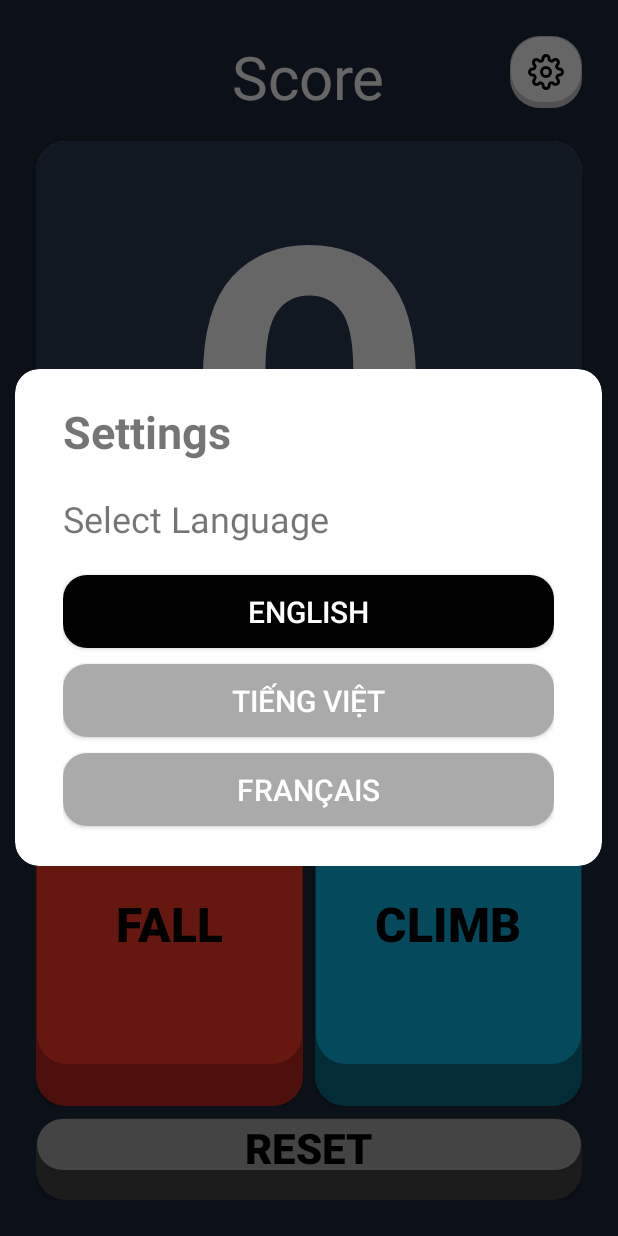
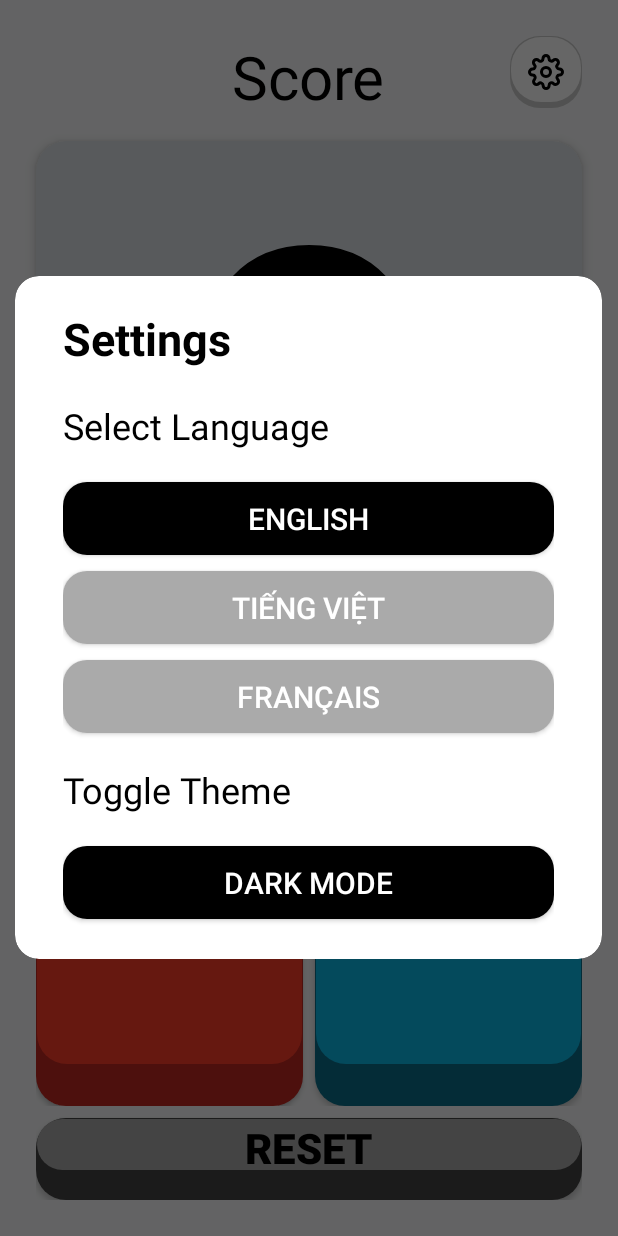
Before and after one commit to Levironexe/ClimbingCounter, an Android app built with Jetpack Compose: the screen it shows after launch (MainActivity), after a tap on an icon or button, on a phone screen of 412 x 824 dp. Run offline under Robolectric (Android 15) with nearby library versions, the phone set to English and light mode, and no system bars.

Commit message:
Second commit

```diff
--- a/app/build.gradle.kts
+++ b/app/build.gradle.kts
@@ -40,6 +40,8 @@ android {
 }
 
 dependencies {
+    implementation ("com.google.android.material:material:1.11.0")
+    implementation ("androidx.appcompat:appcompat:1.6.1")
     implementation("androidx.cardview:cardview:1.0.0")
     implementation("androidx.constraintlayout:constraintlayout:2.2.0")
     implementation(libs.androidx.core.ktx)
--- a/app/src/main/AndroidManifest.xml
+++ b/app/src/main/AndroidManifest.xml
@@ -10,13 +10,13 @@
         android:label="@string/app_name"
         android:roundIcon="@mipmap/ic_launcher_round"
         android:supportsRtl="true"
-        android:theme="@style/Theme.ClimbingCounter"
+        android:theme="@style/Theme.ClimbingCounter_light"
         tools:targetApi="31">
         <activity
             android:name=".MainActivity"
             android:exported="true"
             android:label="@string/app_name"
-            android:theme="@style/Theme.ClimbingCounter">
+            android:theme="@style/Theme.ClimbingCounter_light">
             <intent-filter>
                 <action android:name="android.intent.action.MAIN" />
 
--- a/app/src/main/java/com/example/climbingcounter/ButtonState.kt
+++ b/app/src/main/java/com/example/climbingcounter/ButtonState.kt
@@ -2,10 +2,12 @@ package com.example.climbingcounter
 
 import android.app.Notification
 import androidx.compose.ui.graphics.Color
+import androidx.core.content.ContextCompat
+import android.content.Context
 
 data class ButtonState (
     val score: String = "0",
-    val scoreColor: Color = Color.White,
+    val scoreColor: Color = Color.Black,
     val hold: String = "0",
     val isFallen: Boolean = false,
     val notification: String = ""
--- a/app/src/main/java/com/example/climbingcounter/DialogFeature.kt
+++ b/app/src/main/java/com/example/climbingcounter/DialogFeature.kt
@@ -20,6 +20,7 @@ object DialogHelper {
 
         val titleView = TextView(context).apply {
             text = currentStrings.dialogTitle
+            setTextColor(ContextCompat.getColor(context, android.R.color.black))
             setTextSize(TypedValue.COMPLEX_UNIT_SP, 30f)
             typeface = Typeface.DEFAULT_BOLD
             setPadding(48, 32, 48, 16)
--- a/app/src/main/java/com/example/climbingcounter/SettingDialog.kt
+++ b/app/src/main/java/com/example/climbingcounter/SettingDialog.kt
@@ -1,5 +1,6 @@
 package com.example.climbingcounter
 
+import android.app.Activity
 import android.app.AlertDialog
 import android.content.Context
 import android.graphics.Typeface
@@ -8,6 +9,7 @@ import android.widget.Button
 import android.widget.LinearLayout
 import android.widget.TextView
 import androidx.core.content.ContextCompat
+import androidx.appcompat.app.AppCompatDelegate
 
 object SettingDialog {
     private var currentDialog: AlertDialog? = null
@@ -19,6 +21,7 @@ object SettingDialog {
         // Create title TextView
         val titleView = TextView(context).apply {
             text = "Settings"
+            setTextColor(ContextCompat.getColor(context, android.R.color.black))
             setTextSize(TypedValue.COMPLEX_UNIT_SP, 30f)
             typeface = Typeface.DEFAULT_BOLD
             setPadding(48, 32, 48, 16)
@@ -33,6 +36,7 @@ object SettingDialog {
         // Add "Select Language" label
         container.addView(TextView(context).apply {
             text = "Select Language"
+            setTextColor(ContextCompat.getColor(context, android.R.color.black))
             setTextSize(TypedValue.COMPLEX_UNIT_SP, 24f)
             typeface = Typeface.DEFAULT  // Changed from DEFAULT_MEDIUM to DEFAULT
             setPadding(0, 0, 0, 24)
@@ -79,5 +83,38 @@ object SettingDialog {
 
         currentDialog?.show()
         currentDialog?.window?.setBackgroundDrawableResource(R.drawable.rounded_dialog)
+
+
+        // Func to change theme
+        val themeSwitch = TextView(context).apply {
+            text = "Toggle Theme"
+            setTextColor(ContextCompat.getColor(context, android.R.color.black))
+            setTextSize(TypedValue.COMPLEX_UNIT_SP, 24f)
+            typeface = Typeface.DEFAULT
+            setPadding(0, 24, 0, 24)
+        }
+        container.addView(themeSwitch)
+
+        val themeButton = Button(context).apply {
+            text = if (ThemeManager.isDarkMode(context)) "Light Mode" else "Dark Mode"
+            setTextSize(TypedValue.COMPLEX_UNIT_SP, 20f)
+            layoutParams = LinearLayout.LayoutParams(
+                LinearLayout.LayoutParams.MATCH_PARENT,
+                LinearLayout.LayoutParams.WRAP_CONTENT
+            ).apply {
+                setMargins(0, 8, 0, 8)
+            }
+            setBackgroundResource(R.drawable.rounded_dialog_button)
+            setTextColor(ContextCompat.getColor(context, android.R.color.white))
+            setPadding(32, 16, 32, 16)
+
+            setOnClickListener {
+                val newDarkMode = !ThemeManager.isDarkMode(context)
+                ThemeManager.setDarkMode(context, newDarkMode)
+                (context as Activity).recreate()
+                currentDialog?.dismiss()
+            }
+        }
+        container.addView(themeButton)
     }
 }
--- /dev/null
+++ b/app/src/main/java/com/example/climbingcounter/ThemeManager.kt
@@ -0,0 +1,28 @@
+package com.example.climbingcounter
+
+import android.content.Context
+import android.util.Log
+
+object ThemeManager {
+    private const val PREF_NAME = "theme_pref"
+    private const val KEY_IS_DARK_MODE = "is_dark_mode"
+
+    fun setDarkMode(context: Context, isDarkMode: Boolean) {
+        val sharedPrefs = context.getSharedPreferences(PREF_NAME, Context.MODE_PRIVATE)
+        sharedPrefs.edit().putBoolean(KEY_IS_DARK_MODE, isDarkMode).apply()
+
+        if (isDarkMode) {
+            context.setTheme(R.style.Theme_ClimbingCounter_dark)
+        } else {
+            context.setTheme(R.style.Theme_ClimbingCounter_light)
+        }
+
+        // Log the theme change
+        Log.d("ThemeManager", "Theme changed to: ${if (isDarkMode) "Dark" else "Light"} mode")
+    }
+
+    fun isDarkMode(context: Context): Boolean {
+        val sharedPrefs = context.getSharedPreferences(PREF_NAME, Context.MODE_PRIVATE)
+        return sharedPrefs.getBoolean(KEY_IS_DARK_MODE, false)
+    }
+}
--- a/app/src/main/java/com/example/climbingcounter/ui/theme/Color.kt
+++ b/app/src/main/java/com/example/climbingcounter/ui/theme/Color.kt
@@ -14,9 +14,3 @@ val Pink40 = Color(0xFF7D5260)
 val MainGreen = Color(0xFF21C117)
 val MainBlue = Color(0xFF009EFF)
 val MainRed = Color(0xFFFF0F00)
-val bgcolor = Color(0xFF1E293B)
-val lighterbgcolor = Color(0xFF2A3B53)
-
-//Custom color Buttons
-val NeonRed = Color(0xFFFF3C28)
-val NeonBlue = Color(0xFF0AB9E6)
--- /dev/null
+++ b/app/src/main/res/animator/theme_morph.xml
@@ -0,0 +1,4 @@
+<?xml version="1.0" encoding="utf-8"?>
+<set xmlns:android="http://schemas.android.com/apk/res/android">
+
+</set>
--- a/app/src/main/res/layout-land/activity_main.xml
+++ b/app/src/main/res/layout-land/activity_main.xml
@@ -4,7 +4,7 @@
     xmlns:app="http://schemas.android.com/apk/res-auto"
     android:layout_width="match_parent"
     android:layout_height="match_parent"
-    android:background="@color/bgcolor">
+    android:background="?attr/backgroundColor">
 
     <LinearLayout
         android:layout_width="match_parent"
@@ -32,7 +32,7 @@
                 <LinearLayout
                     android:layout_width="match_parent"
                     android:layout_height="match_parent"
-                    android:background="@color/lighterbgcolor"
+                    android:background="?attr/customCardBackground"
                     android:gravity="center"
                     android:orientation="vertical"
                     android:paddingVertical="8dp">
@@ -49,7 +49,7 @@
                             android:layout_height="wrap_content"
                             android:layout_centerInParent="true"
                             android:text="SCORE"
-                            android:textColor="@android:color/white"
+                            android:textColor="?attr/textColor"
                             android:textSize="@dimen/score_title_text_size" />
 
                         <ImageButton
@@ -68,7 +68,7 @@
                         android:gravity="center"
                         android:includeFontPadding="false"
                         android:text="0"
-                        android:textColor="@android:color/white"
+                        android:textColor="?attr/textColor"
                         android:textSize="@dimen/score_text_size"
                         android:textStyle="bold" />
 
@@ -78,7 +78,7 @@
                         android:layout_height="wrap_content"
                         android:gravity="center"
                         android:text="Hold Count: 0"
-                        android:textColor="@android:color/white"
+                        android:textColor="?attr/textColor"
                         android:textSize="@dimen/hold_count_text_size"
                         android:textStyle="bold" />
                 </LinearLayout>
@@ -102,7 +102,7 @@
                     android:layout_weight="1"
                     android:background="@drawable/rounded_button_blue"
                     android:text="CLIMB"
-                    android:textColor="@android:color/black"
+                    android:textColor="?attr/textColor"
                     android:textSize="@dimen/button_text_size"
                     android:textStyle="bold" />
 
@@ -114,7 +114,7 @@
                     android:layout_weight="1"
                     android:background="@drawable/rounded_button_red"
                     android:text="FALL"
-                    android:textColor="@android:color/black"
+                    android:textColor="?attr/textColor"
                     android:textSize="@dimen/button_text_size"
                     android:textStyle="bold" />
 
@@ -126,7 +126,7 @@
                     android:layout_weight="1"
                     android:background="@drawable/rounded_button_gray"
                     android:text="RESET"
-                    android:textColor="@android:color/black"
+                    android:textColor="?attr/textColor"
                     android:textSize="@dimen/reset_button_text_size"
                     android:textStyle="bold" />
             </LinearLayout>
--- a/app/src/main/res/layout/activity_main.xml
+++ b/app/src/main/res/layout/activity_main.xml
@@ -4,7 +4,7 @@
     xmlns:app="http://schemas.android.com/apk/res-auto"
     android:layout_width="match_parent"
     android:layout_height="match_parent"
-    android:background="@color/bgcolor">
+    android:background="?attr/backgroundColor">
 
     <LinearLayout
         android:layout_width="match_parent"
@@ -24,7 +24,7 @@
                 android:layout_height="wrap_content"
                 android:layout_centerInParent="true"
                 android:text="SCORE"
-                android:textColor="@android:color/white"
+                android:textColor="?attr/textColor"
                 android:textSize="@dimen/score_title_text_size" />
 
             <ImageButton
@@ -50,12 +50,12 @@
                 android:layout_height="wrap_content"
                 android:layout_margin="8dp"
                 app:cardCornerRadius="20dp"
+                app:cardBackgroundColor="?attr/customCardBackground"
                 app:cardElevation="4dp">
 
                 <LinearLayout
                     android:layout_width="match_parent"
                     android:layout_height="wrap_content"
-                    android:background="@color/lighterbgcolor"
                     android:orientation="vertical"
                     android:padding="8dp">
 
@@ -66,7 +66,7 @@
                         android:gravity="center"
                         android:includeFontPadding="false"
                         android:text="0"
-                        android:textColor="@android:color/white"
+                        android:textColor="?attr/textColor"
                         android:textSize="@dimen/score_text_size"
                         android:textStyle="bold" />
 
@@ -76,7 +76,7 @@
                         android:layout_height="wrap_content"
                         android:gravity="center"
                         android:text="Hold Count: 0"
-                        android:textColor="@android:color/white"
+                        android:textColor="?attr/textColor"
                         android:textSize="@dimen/hold_count_text_size"
                         android:textStyle="bold" />
                 </LinearLayout>
@@ -124,6 +124,7 @@
 
                 <!-- Reset button -->
                 <Button
+                    style="@null"
                     android:id="@+id/resetButton"
                     android:layout_width="match_parent"
                     android:layout_height="0dp"
--- /dev/null
+++ b/app/src/main/res/values-land/attrs.xml
@@ -0,0 +1,6 @@
+<?xml version="1.0" encoding="utf-8"?>
+<resources>
+    <attr name="textColor" format="color" />
+    <attr name="backgroundColor" format="color" />
+    <attr name="customCardBackground" format="color" />
+</resources>
--- /dev/null
+++ b/app/src/main/res/values/attrs.xml
@@ -0,0 +1,6 @@
+<?xml version="1.0" encoding="utf-8"?>
+<resources>
+    <attr name="textColor" format="color" />
+    <attr name="backgroundColor" format="color" />
+    <attr name="customCardBackground" format="color" />
+</resources>
--- a/app/src/main/res/values/colors.xml
+++ b/app/src/main/res/values/colors.xml
@@ -12,8 +12,16 @@
     <color name="main_green">#FF21C117</color>
     <color name="main_blue">#FF009EFF</color>
     <color name="main_red">#FFFF0F00</color>
+    <color name="black">#FF000000</color>
+    <color name="white">#FFFFFFFF </color>
+
+    <!-- background color for light mode -->
     <color name="bgcolor">#FF1E293B</color>
     <color name="lighterbgcolor">#FF2A3B53</color>
+
+    <!-- background color for light mode -->
+    <color name="bgcolor_lightmode">#FFF8F9FA</color>
+    <color name="darkerbgcolor_lightmode">#FFDEE2E6</color>
 
     <!-- Button colors -->
     <color name="neon_red">#FFFF3C28</color>
--- a/app/src/main/res/values/themes.xml
+++ b/app/src/main/res/values/themes.xml
@@ -1,5 +1,16 @@
 <?xml version="1.0" encoding="utf-8"?>
 <resources>
+    <!-- Dark theme -->
+    <style name="Theme.ClimbingCounter_dark" parent="Theme.MaterialComponents.NoActionBar">
+        <item name="backgroundColor">@color/bgcolor</item>
+        <item name="customCardBackground">@color/lighterbgcolor</item>
+        <item name="textColor">@color/white</item>
+    </style>
 
-    <style name="Theme.ClimbingCounter" parent="android:Theme.Material.Light.NoActionBar" />
+    <!-- Light theme -->
+    <style name="Theme.ClimbingCounter_light" parent="Theme.MaterialComponents.Light.NoActionBar">
+        <item name="backgroundColor">@color/bgcolor_lightmode</item>
+        <item name="customCardBackground">@color/darkerbgcolor_lightmode</item>
+        <item name="textColor">@color/black</item>
+    </style>
 </resources>
```
Also changed, not shown: app/src/main/java/com/example/climbingcounter/ClimbingCounterViewModel.kt (+24 -17 lines), app/src/main/java/com/example/climbingcounter/MainActivity.kt (+25 -7 lines), 1 other file.
